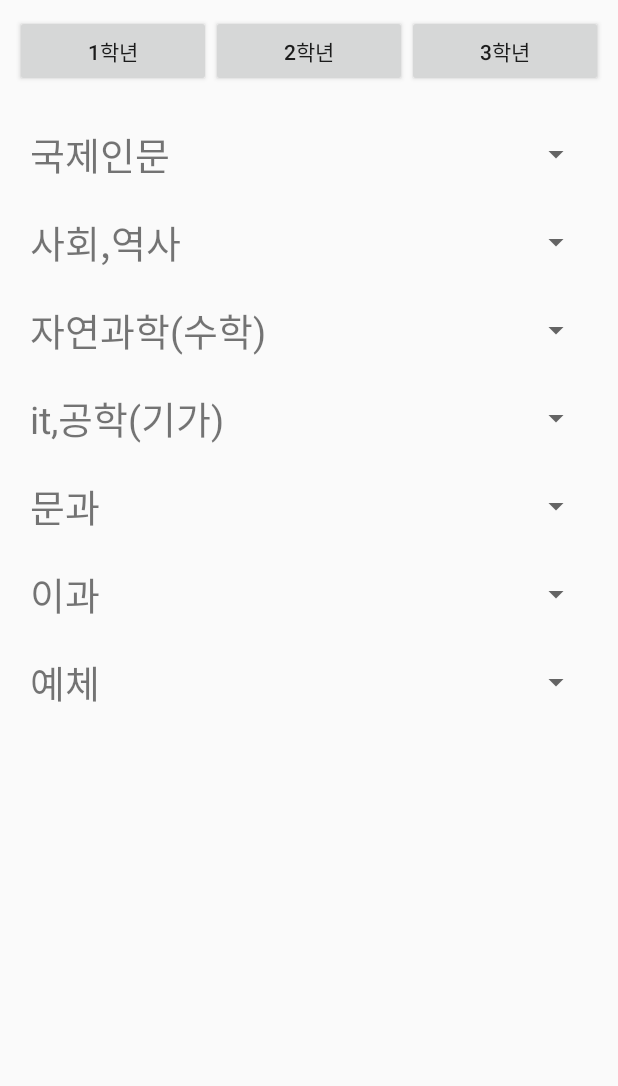
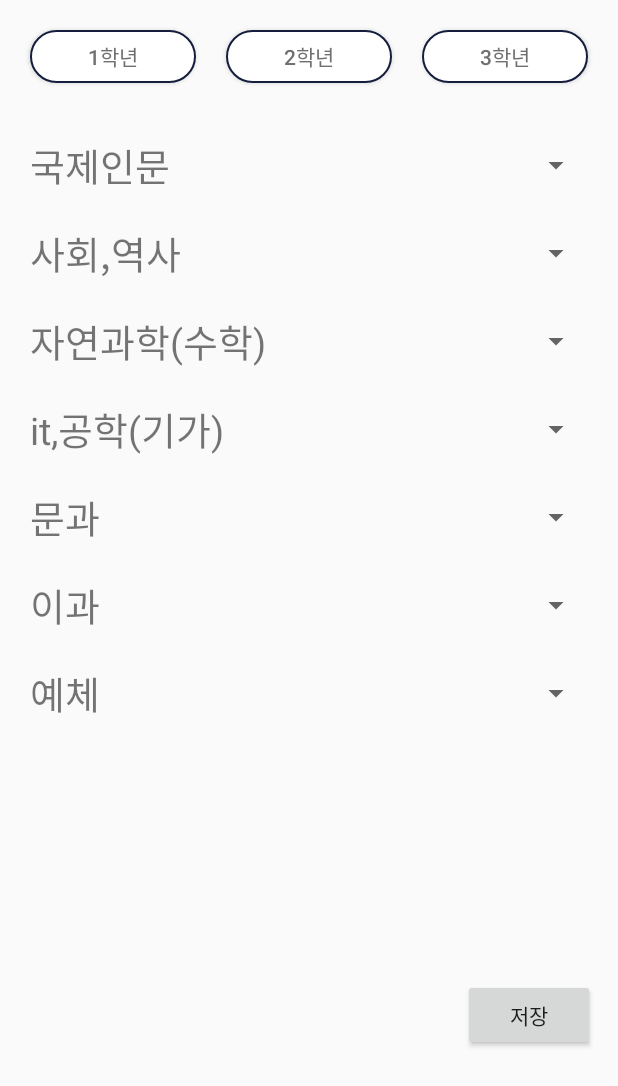
Before and after one commit to CodezTree/CNBoard, an Android app: the layout enrolment_student.xml on its own in the app's theme, with its tools: preview values and no code run, on a phone screen of 412 x 824 dp. Shown: the top 1086 px of the screen. Run offline under Robolectric (Android 15) with nearby library versions, the phone set to English and light mode, and no system bars.

Commit message:
Test enrolment xml +save button added ..etc

```diff
--- a/app/build.gradle
+++ b/app/build.gradle
@@ -34,4 +34,5 @@ dependencies {
     implementation 'com.squareup.picasso:picasso:2.71828'
     implementation 'com.github.chrisbanes:PhotoView:2.2.0'
     implementation 'com.mcxiaoke.volley:library:1.0.18'
+    implementation 'com.google.code.gson:gson:2.4'
 }
--- a/app/src/main/java/com/teammgh/cnboard/Global.java
+++ b/app/src/main/java/com/teammgh/cnboard/Global.java
@@ -1,4 +1,6 @@
 package com.teammgh.cnboard;
+
+import java.util.ArrayList;
 
 public class Global {
 
@@ -6,4 +8,7 @@ public class Global {
     public static int categoryNo = 0;
     public static int grade = 0;
 
+    public static ArrayList<String> mySubject = new ArrayList<String>();
+
+
 }
--- /dev/null
+++ b/app/src/main/res/drawable/gradebtn_rectangle.xml
@@ -0,0 +1,15 @@
+<?xml version="1.0" encoding="utf-8"?>
+<shape xmlns:android="http://schemas.android.com/apk/res/android"
+    android:shape = "rectangle">
+    <stroke
+        android:color="#151E3D"
+        android:width="1dp"/>
+
+    <solid
+        android:color="#FFFFFF"/>
+    <size
+        android:width="280dp"
+        android:height="90dp"/>
+    <corners
+        android:radius="32dp"/>
+</shape>
--- a/app/src/main/res/layout/enrolment_student.xml
+++ b/app/src/main/res/layout/enrolment_student.xml
@@ -3,11 +3,12 @@
     xmlns:android="http://schemas.android.com/apk/res/android"
     android:layout_width="match_parent"
     android:layout_height="match_parent"
-    android:orientation="vertical">
+    android:orientation="vertical"
+    android:id="@+id/Linear">
 
         <LinearLayout
             android:layout_width="match_parent"
-            android:layout_height="wrap_content"
+            android:layout_height="55dp"
             android:orientation="horizontal"
             android:layout_margin="10dp">
 
@@ -17,7 +18,10 @@
                 android:layout_height="wrap_content"
                 android:layout_gravity="center"
                 android:layout_weight="1"
-                android:text="1학년" />
+                android:layout_margin="10dp"
+                android:text="1학년"
+                android:background = "@drawable/gradebtn_rectangle"
+                android:textColor="#707070" />
             <Button
                 android:layout_width="wrap_content"
                 android:layout_height="wrap_content"
@@ -25,6 +29,9 @@
                 android:layout_gravity="center"
                 android:layout_weight="1"
                 android:text="2학년"
+                android:background = "@drawable/gradebtn_rectangle"
+                android:textColor="#707070"
+                android:layout_margin="10dp"
                 />
             <Button
                 android:layout_width="wrap_content"
@@ -33,6 +40,9 @@
                 android:layout_gravity="center"
                 android:layout_weight="1"
                 android:text="3학년"
+                android:background = "@drawable/gradebtn_rectangle"
+                android:textColor="#707070"
+                android:layout_margin="10dp"
                 />
         </LinearLayout>
 
@@ -210,4 +220,21 @@
 
     </ListView>
 
+    <LinearLayout
+        android:layout_width="match_parent"
+        android:layout_height="wrap_content"
+        android:orientation="horizontal"
+        android:gravity="right">
+
+        <Button
+            android:layout_width="wrap_content"
+            android:layout_height="wrap_content"
+            android:text="저장"
+            android:layout_marginRight="15dp"
+            android:height="15dp"
+            android:id="@+id/save_btn"/>
+
+    </LinearLayout>
+
+
 </LinearLayout>
```
Also changed, not shown: app/src/main/java/com/teammgh/cnboard/EnrolmentActivity.java (+90 -30 lines).
